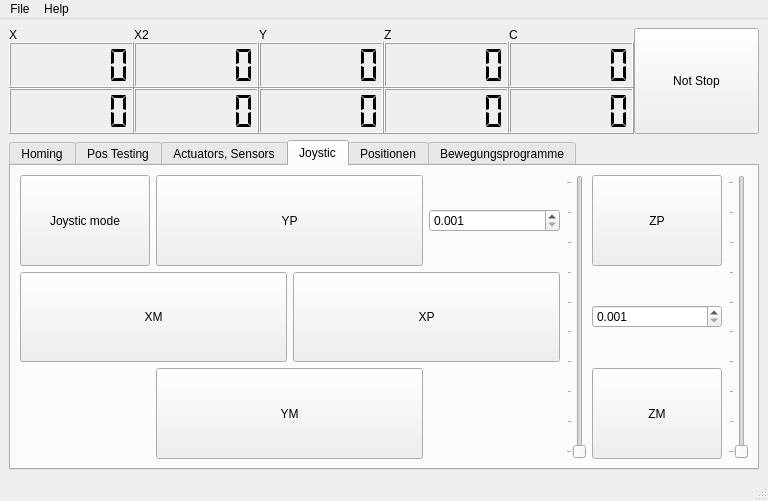
Qt form Gui.ui (gxurma/PythonCanSteering) before a commit.
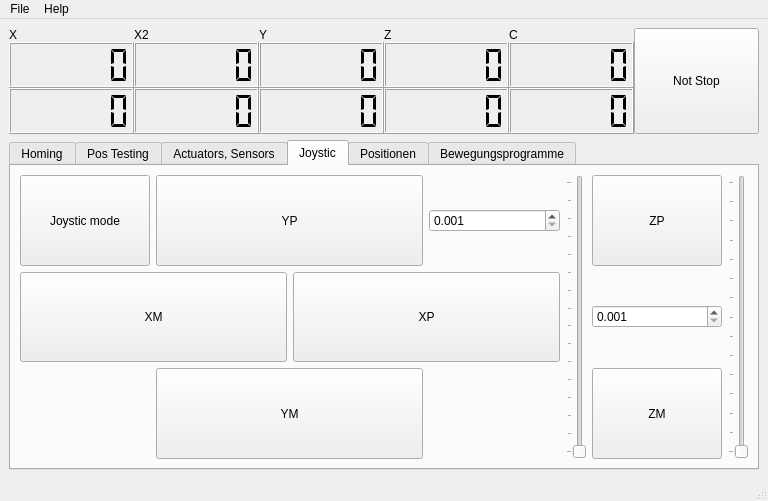
The same form after that commit.

Commit message: added step handling for button move

Diff of the .ui file:
```diff
--- a/Gui.ui
+++ b/Gui.ui
@@ -1357,13 +1357,13 @@
         <item row="1" column="5" rowspan="3">
          <widget class="QSlider" name="verticalSlider_StepsXY">
           <property name="minimum">
-           <number>1</number>
+           <number>0</number>
           </property>
           <property name="maximum">
-           <number>10</number>
+           <number>15</number>
           </property>
           <property name="pageStep">
-           <number>10</number>
+           <number>5</number>
           </property>
           <property name="orientation">
            <enum>Qt::Vertical</enum>
@@ -1392,13 +1392,13 @@
         <item row="1" column="7" rowspan="3">
          <widget class="QSlider" name="verticalSlider_StepsZ">
           <property name="minimum">
-           <number>1</number>
+           <number>0</number>
           </property>
           <property name="maximum">
-           <number>10</number>
+           <number>14</number>
           </property>
           <property name="pageStep">
-           <number>10</number>
+           <number>5</number>
           </property>
           <property name="orientation">
            <enum>Qt::Vertical</enum>
```
Left out of the diff: 12 changed lines with no effect on the pictures. The commit also changes 2 other files.
